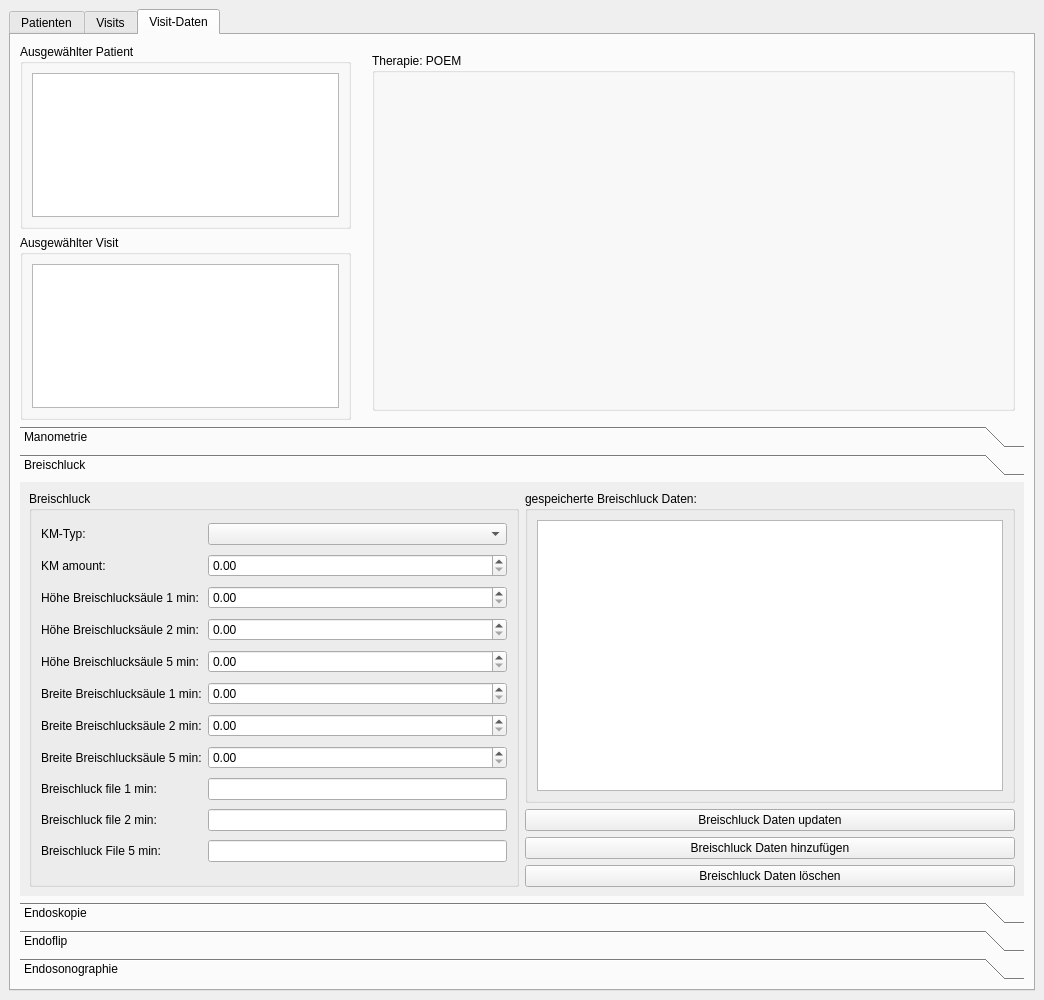
The window that 3drekonstruktionspeiseroehre/ui-files/show_data_window_design_neu.ui (ds-lab/EsophagusVisualization) describes before a commit, drawn with Qt 5.
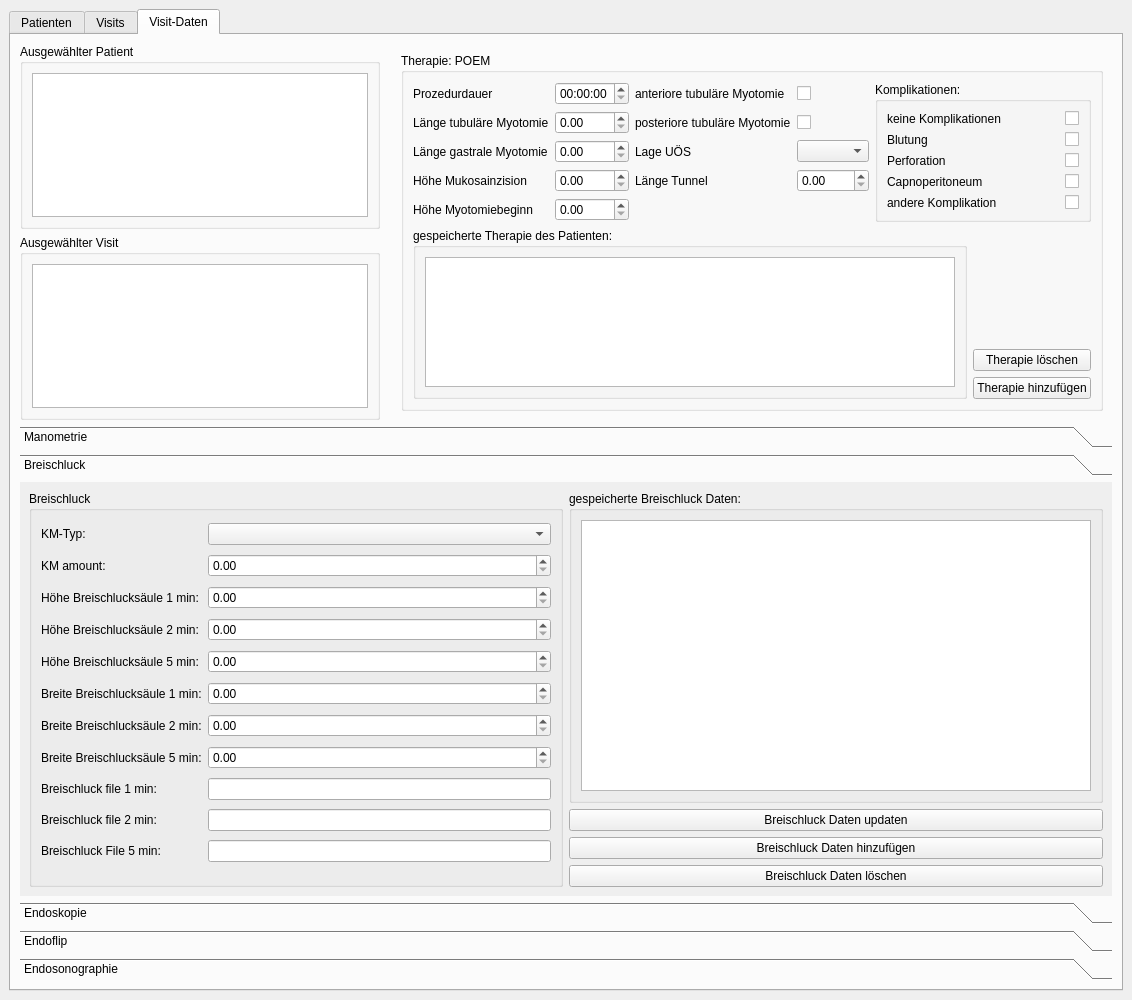
The same window after the commit. The open tabs and pages were chosen to show the change.

Commit message: GUI Update: zu erfragende Daten in GUI eingefügt

```diff
--- a/3drekonstruktionspeiseroehre/ui-files/show_data_window_design_neu.ui
+++ b/3drekonstruktionspeiseroehre/ui-files/show_data_window_design_neu.ui
@@ -6,7 +6,7 @@
    <rect>
     <x>0</x>
     <y>0</y>
-    <width>1024</width>
+    <width>1132</width>
     <height>1000</height>
    </rect>
   </property>
@@ -1095,8 +1095,8 @@
             <rect>
              <x>0</x>
              <y>0</y>
-             <width>1041</width>
-             <height>351</height>
+             <width>1062</width>
+             <height>408</height>
             </rect>
            </property>
            <attribute name="label">
@@ -1929,6 +1929,247 @@
               <property name="title">
                <string>Therapie: POEM</string>
               </property>
+              <layout class="QGridLayout" name="gridLayout_60">
+               <item row="0" column="0">
+                <layout class="QGridLayout" name="gridLayout_59">
+                 <item row="4" column="0">
+                  <widget class="QLabel" name="label_62">
+                   <property name="text">
+                    <string>Länge gastrale Myotomie</string>
+                   </property>
+                  </widget>
+                 </item>
+                 <item row="0" column="0">
+                  <widget class="QLabel" name="label_64">
+                   <property name="text">
+                    <string>Prozedurdauer</string>
+                   </property>
+                  </widget>
+                 </item>
+                 <item row="0" column="1">
+                  <widget class="QTimeEdit" name="timeEdit_2"/>
+                 </item>
+                 <item row="2" column="0">
+                  <widget class="QLabel" name="label_67">
+                   <property name="text">
+                    <string>Länge tubuläre Myotomie</string>
+                   </property>
+                  </widget>
+                 </item>
+                 <item row="2" column="1">
+                  <widget class="QDoubleSpinBox" name="doubleSpinBox_3"/>
+                 </item>
+                 <item row="4" column="1">
+                  <widget class="QDoubleSpinBox" name="doubleSpinBox_4"/>
+                 </item>
+                 <item row="5" column="1">
+                  <widget class="QDoubleSpinBox" name="doubleSpinBox_5"/>
+                 </item>
+                 <item row="0" column="2">
+                  <widget class="QLabel" name="label_72">
+                   <property name="text">
+                    <string>anteriore tubuläre Myotomie</string>
+                   </property>
+                  </widget>
+                 </item>
+                 <item row="6" column="1">
+                  <widget class="QDoubleSpinBox" name="doubleSpinBox_6"/>
+                 </item>
+                 <item row="5" column="2">
+                  <widget class="QLabel" name="label_78">
+                   <property name="text">
+                    <string>Länge Tunnel</string>
+                   </property>
+                  </widget>
+                 </item>
+                 <item row="4" column="2">
+                  <widget class="QLabel" name="label_75">
+                   <property name="text">
+                    <string>Lage UÖS</string>
+                   </property>
+                  </widget>
+                 </item>
+                 <item row="5" column="0">
+                  <widget class="QLabel" name="label_69">
+                   <property name="text">
+                    <string>Höhe Mukosainzision</string>
+                   </property>
+                  </widget>
+                 </item>
+                 <item row="6" column="0">
+                  <widget class="QLabel" name="label_70">
+                   <property name="text">
+                    <string>Höhe Myotomiebeginn</string>
+                   </property>
+                  </widget>
+                 </item>
+                 <item row="2" column="2">
+                  <widget class="QLabel" name="label_73">
+                   <property name="text">
+                    <string>posteriore tubuläre Myotomie</string>
+                   </property>
+                  </widget>
+                 </item>
+                 <item row="0" column="3">
+                  <widget class="QCheckBox" name="checkBox_11">
+                   <property name="text">
+                    <string/>
+                   </property>
+                  </widget>
+                 </item>
+                 <item row="2" column="3">
+                  <widget class="QCheckBox" name="checkBox_12">
+                   <property name="text">
+                    <string/>
+                   </property>
+                  </widget>
+                 </item>
+                 <item row="4" column="3">
+                  <widget class="QComboBox" name="comboBox_9"/>
+                 </item>
+                 <item row="5" column="3">
+                  <widget class="QDoubleSpinBox" name="doubleSpinBox_7"/>
+                 </item>
+                </layout>
+               </item>
+               <item row="0" column="1" colspan="2">
+                <widget class="QGroupBox" name="groupBox_20">
+                 <property name="title">
+                  <string>Komplikationen:</string>
+                 </property>
+                 <layout class="QGridLayout" name="gridLayout_58">
+                  <item row="2" column="2">
+                   <widget class="QCheckBox" name="checkBox_7">
+                    <property name="layoutDirection">
+                     <enum>Qt::RightToLeft</enum>
+                    </property>
+                    <property name="text">
+                     <string/>
+                    </property>
+                   </widget>
+                  </item>
+                  <item row="5" column="2">
+                   <widget class="QCheckBox" name="checkBox_9">
+                    <property name="layoutDirection">
+                     <enum>Qt::RightToLeft</enum>
+                    </property>
+                    <property name="text">
+                     <string/>
+                    </property>
+                   </widget>
+                  </item>
+                  <item row="1" column="2">
+                   <widget class="QCheckBox" name="checkBox_6">
+                    <property name="layoutDirection">
+                     <enum>Qt::RightToLeft</enum>
+                    </property>
+                    <property name="text">
+                     <string/>
+                    </property>
+                   </widget>
+                  </item>
+                  <item row="0" column="2">
+                   <widget class="QCheckBox" name="checkBox_10">
+                    <property name="layoutDirection">
+                     <enum>Qt::RightToLeft</enum>
+                    </property>
+                    <property name="text">
+                     <string/>
+                    </property>
+                   </widget>
+                  </item>
+                  <item row="3" column="2">
+                   <widget class="QCheckBox" name="checkBox_8">
+                    <property name="layoutDirection">
+                     <enum>Qt::RightToLeft</enum>
+                    </property>
+                    <property name="text">
+                     <string/>
+                    </property>
+                   </widget>
+                  </item>
+                  <item row="5" column="1">
+                   <widget class="QLabel" name="label_58">
+                    <property name="text">
+                     <string>andere Komplikation</string>
+                    </property>
+                   </widget>
+                  </item>
+                  <item row="3" column="1">
+                   <widget class="QLabel" name="label_55">
+                    <property name="text">
+                     <string>Capnoperitoneum</string>
+                    </property>
+                   </widget>
+                  </item>
+                  <item row="1" column="1">
+                   <widget class="QLabel" name="label_59">
+                    <property name="text">
+                     <string>Blutung</string>
+                    </property>
+                   </widget>
+                  </item>
+                  <item row="2" column="1">
+                   <widget class="QLabel" name="label_49">
+                    <property name="text">
+                     <string>Perforation</string>
+                    </property>
+                   </widget>
+                  </item>
+                  <item row="0" column="1">
+                   <widget class="QLabel" name="label_61">
+                    <property name="text">
+                     <string>keine Komplikationen</string>
+                    </property>
+                   </widget>
+                  </item>
+                 </layout>
+                </widget>
+               </item>
+               <item row="1" column="0" rowspan="2" colspan="2">
+                <widget class="QGroupBox" name="groupBox_19">
+                 <property name="title">
+                  <string>gespeicherte Therapie des Patienten:</string>
+                 </property>
+                 <layout class="QGridLayout" name="gridLayout_57">
+                  <item row="0" column="0">
+                   <widget class="QTextEdit" name="textEdit_13"/>
+                  </item>
+                 </layout>
+                </widget>
+               </item>
+               <item row="2" column="2">
+                <layout class="QVBoxLayout" name="verticalLayout_7">
+                 <item>
+                  <spacer name="verticalSpacer_8">
+                   <property name="orientation">
+                    <enum>Qt::Vertical</enum>
+                   </property>
+                   <property name="sizeHint" stdset="0">
+                    <size>
+                     <width>20</width>
+                     <height>40</height>
+                    </size>
+                   </property>
+                  </spacer>
+                 </item>
+                 <item>
+                  <widget class="QPushButton" name="pushButton_14">
+                   <property name="text">
+                    <string>Therapie löschen</string>
+                   </property>
+                  </widget>
+                 </item>
+                 <item>
+                  <widget class="QPushButton" name="pushButton_15">
+                   <property name="text">
+                    <string>Therapie hinzufügen</string>
+                   </property>
+                  </widget>
+                 </item>
+                </layout>
+               </item>
+              </layout>
              </widget>
             </item>
            </layout>
```
Left out of the diff: 252 changed lines with no effect on the pictures.
